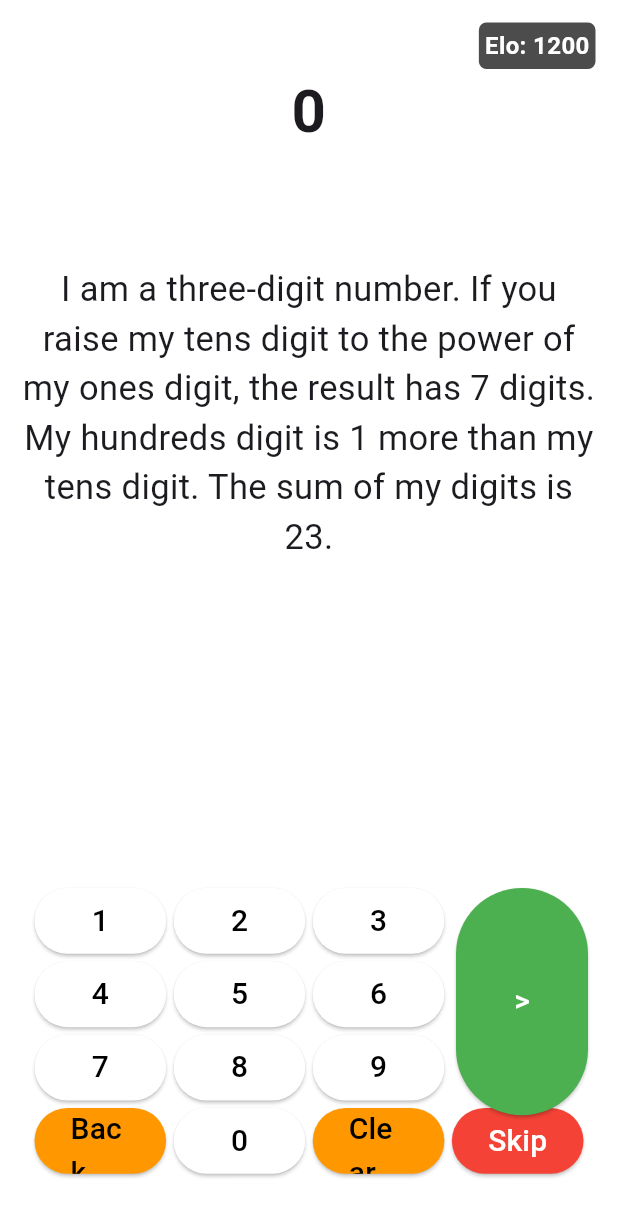
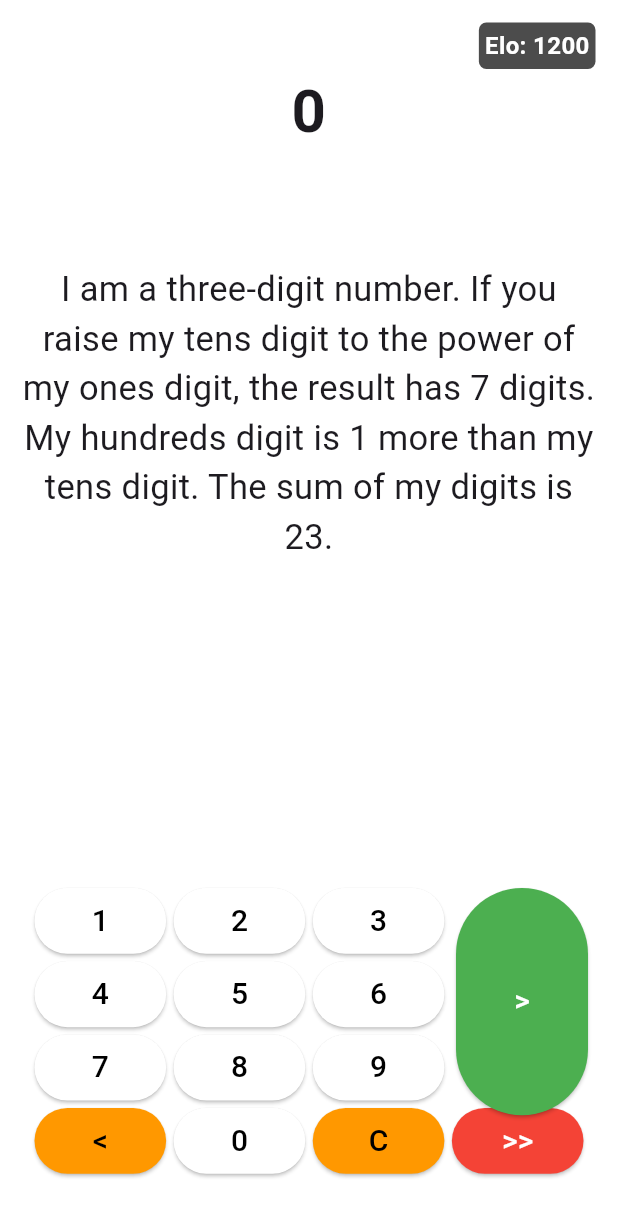
Before and after one commit to HennyBicks01/math_riddler, a Flutter app: the screen it shows after launch, on a phone screen of 412 x 824 dp. Shown: the top 1217 px of the screen. Run offline on Flutter 3.47's test engine with Material 2 defaults, Android fonts, the phone set to English and light mode, and no system bars.

Commit message:
changed button look

```diff
--- a/lib/main.dart
+++ b/lib/main.dart
@@ -128,7 +128,7 @@ class _MyHomePageState extends State<MyHomePage> {
             style: ElevatedButton.styleFrom(
               backgroundColor: buttonColor,
             ),
-            child: Text('Back', style: TextStyle(fontSize: 20, color: textColor)),
+            child: Text('<', style: TextStyle(fontSize: 20, color: textColor)),
           );
         case 13:
           buttonColor = Colors.white;
@@ -146,7 +146,7 @@ class _MyHomePageState extends State<MyHomePage> {
             style: ElevatedButton.styleFrom(
               backgroundColor: buttonColor,
             ),
-            child: Text('Clear', style: TextStyle(fontSize: 20, color: textColor)),
+            child: Text('C', style: TextStyle(fontSize: 20, color: textColor)),
           );
         case 15:
           buttonColor = Colors.red;
@@ -159,7 +159,7 @@ class _MyHomePageState extends State<MyHomePage> {
             style: ElevatedButton.styleFrom(
               backgroundColor: buttonColor,
             ),
-            child: Text('Skip', style: TextStyle(fontSize: 20, color: textColor)),
+            child: Text('>>', style: TextStyle(fontSize: 20, color: textColor)),
           );
         case 3:
         case 7:
```
